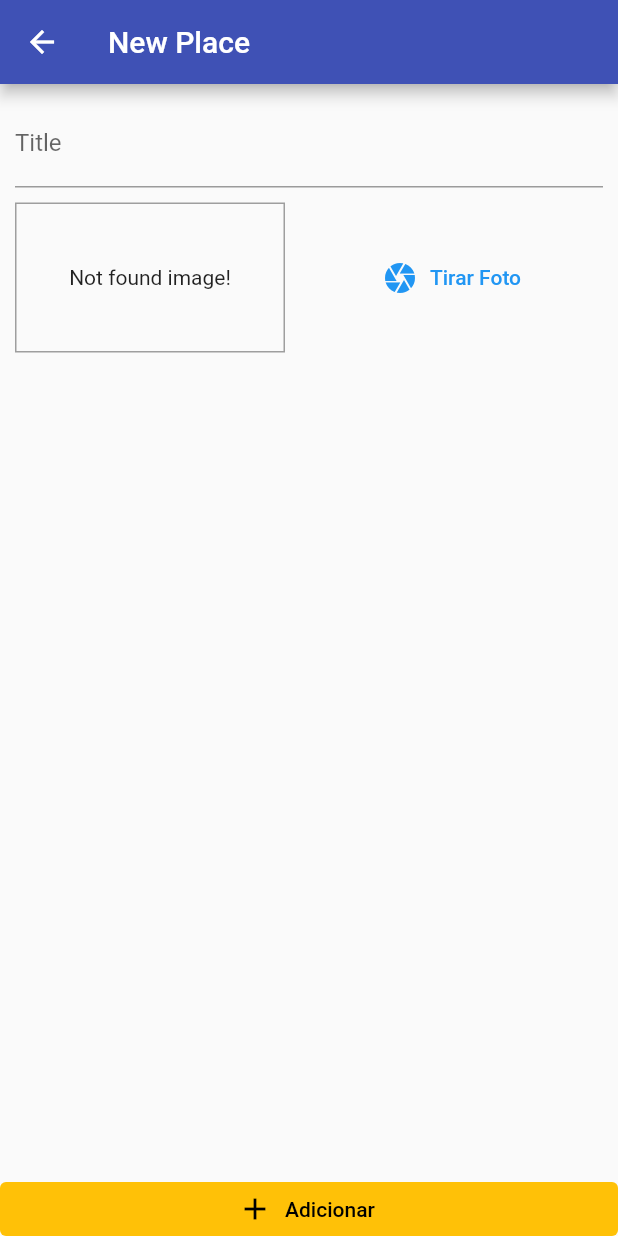
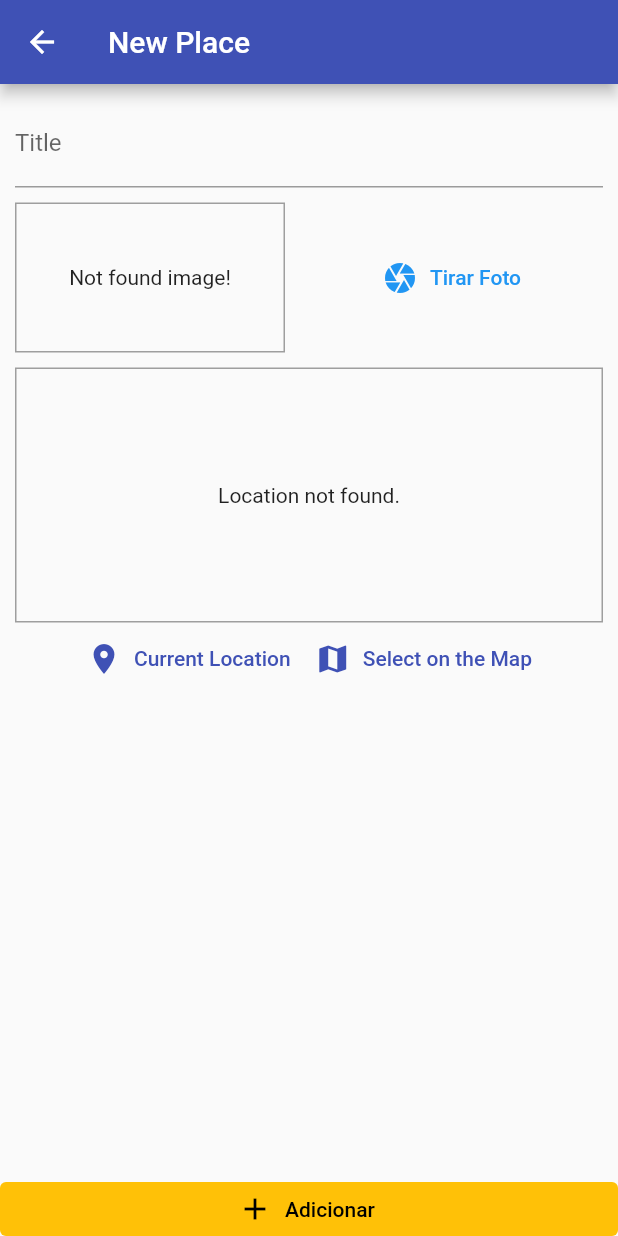
Before and after one commit to Uriel-David/Estudos_Dart-Flutter, a Flutter app: the screen it shows after launch, after a tap on the "add" icon, on a phone screen of 412 x 824 dp. Run offline on Flutter 3.47's test engine with Material 2 defaults, Android fonts, the light colour scheme and no system bars; our stand-ins replace flutter_dotenv, image_picker, location, shared_preferences, sqflite; accounts and stored records are empty.

Commit message:
feat: add google maps and sqlite

```diff
--- a/great_places/lib/main.dart
+++ b/great_places/lib/main.dart
@@ -1,11 +1,13 @@
 import 'package:flutter/material.dart';
+import 'package:flutter_dotenv/flutter_dotenv.dart';
 import 'package:great_places/providers/great_places.dart';
 import 'package:great_places/screens/place_form_screen.dart';
 import 'package:great_places/screens/places_list.screen.dart';
 import 'package:great_places/utils/app_routes.dart';
 import 'package:provider/provider.dart';
 
-void main() {
+Future<void> main() async {
+  await dotenv.load();
   runApp(const MyApp());
 }
 
--- a/great_places/lib/providers/great_places.dart
+++ b/great_places/lib/providers/great_places.dart
@@ -2,9 +2,25 @@ import 'dart:io';
 import 'dart:math';
 import 'package:flutter/material.dart';
 import 'package:great_places/models/place.dart';
+import 'package:great_places/utils/db_util.dart';
 
 class GreatPlaces with ChangeNotifier {
-  final List<Place> _items = [];
+  List<Place> _items = [];
+
+  Future<void> loadPlaces() async {
+    final dataList = await DbUtil.getData('places');
+    _items = dataList
+        .map(
+          (item) => Place(
+            id: item['id'],
+            title: item['title'],
+            location: PlaceLocation(latitude: 0.000, longitude: 0.000),
+            image: File(item['image']),
+          ),
+        )
+        .toList();
+    notifyListeners();
+  }
 
   List<Place> get items {
     return [..._items];
@@ -27,6 +43,11 @@ class GreatPlaces with ChangeNotifier {
     );
 
     _items.add(newPlace);
+    DbUtil.insert('places', {
+      'id': newPlace.id,
+      'title': newPlace.title,
+      'image': newPlace.image.path,
+    });
     notifyListeners();
   }
 }
--- a/great_places/lib/screens/place_form_screen.dart
+++ b/great_places/lib/screens/place_form_screen.dart
@@ -1,8 +1,9 @@
+// ignore_for_file: import_of_legacy_library_into_null_safe
 import 'dart:io';
-
 import 'package:flutter/material.dart';
 import 'package:great_places/providers/great_places.dart';
 import 'package:great_places/widgets/image_input.dart';
+import 'package:great_places/widgets/location_input.dart';
 import 'package:provider/provider.dart';
 
 class PlaceFormScreen extends StatefulWidget {
@@ -54,6 +55,8 @@ class _PlaceFormScreenState extends State<PlaceFormScreen> {
                     ),
                     const SizedBox(height: 10),
                     ImageInput(_selectedImage),
+                    const SizedBox(height: 10),
+                    const LocationInput(),
                   ],
                 ),
               ),
--- a/great_places/lib/screens/places_list.screen.dart
+++ b/great_places/lib/screens/places_list.screen.dart
@@ -1,4 +1,3 @@
-// ignore_for_file: import_of_legacy_library_into_null_safe
 import 'package:flutter/material.dart';
 import 'package:great_places/providers/great_places.dart';
 import 'package:great_places/utils/app_routes.dart';
@@ -21,15 +20,23 @@ class PlacesListScreen extends StatelessWidget {
           ),
         ],
       ),
-      body: Consumer<GreatPlaces>(
-        builder: (ctx, greatPlaces, child) => greatPlaces.itemsCounts == 0
-            ? child
+      body: FutureBuilder(
+        future: Provider.of<GreatPlaces>(context, listen: false).loadPlaces(),
+        builder: (ctx, snapshot) => snapshot.connectionState ==
+                ConnectionState.waiting
+            ? const Center(
+                child: CircularProgressIndicator(),
+              )
+            : Consumer<GreatPlaces>(
+                builder: (ctx, greatPlaces, child) => greatPlaces.itemsCounts ==
+                        0
+                    ? child!
                     : ListView.builder(
                         itemCount: greatPlaces.itemsCounts,
                         itemBuilder: (ctx, index) => ListTile(
                           leading: CircleAvatar(
-                    backgroundImage:
-                        FileImage(greatPlaces.getItemByIndex(index).image),
+                            backgroundImage: FileImage(
+                                greatPlaces.getItemByIndex(index).image),
                           ),
                           title: Text(greatPlaces.getItemByIndex(index).title),
                           onTap: () {},
@@ -39,6 +46,7 @@ class PlacesListScreen extends StatelessWidget {
                   child: Text('Not found locations!'),
                 ),
               ),
+      ),
     );
   }
 }
--- /dev/null
+++ b/great_places/lib/utils/db_util.dart
@@ -0,0 +1,28 @@
+// ignore_for_file: import_of_legacy_library_into_null_safe
+import 'package:sqflite/sqflite.dart' as sql;
+import 'package:path/path.dart' as path;
+
+class DbUtil {
+  static Future<sql.Database> database() async {
+    final dbPath = await sql.getDatabasesPath();
+    return sql.openDatabase(path.join(dbPath, 'places.db'),
+        onCreate: (db, version) {
+      return db.execute(
+          'CREATE TABLE places (id TEXT PRIMARY KEY, title TEXT, image TEXT)');
+    }, version: 1);
+  }
+
+  static Future<void> insert(String table, Map<String, Object> data) async {
+    final db = await DbUtil.database();
+    await db.insert(
+      table,
+      data,
+      conflictAlgorithm: sql.ConflictAlgorithm.replace,
+    );
+  }
+
+  static Future<List<Map<String, dynamic>>> getData(String table) async {
+    final db = await DbUtil.database();
+    return db.query(table);
+  }
+}
--- /dev/null
+++ b/great_places/lib/utils/location_util.dart
@@ -0,0 +1,10 @@
+import 'package:flutter_dotenv/flutter_dotenv.dart';
+
+class LocationUtil {
+  static String generateLocationPreviewImage({
+    required double latitude,
+    required double longitude,
+  }) {
+    return 'https://maps.googleapis.com/maps/api/staticmap?center=$latitude,$longitude&zoom=13&size=600x300&maptype=roadmap&markers=color:red%7Clabel:A%7C$latitude,$longitude&key=${dotenv.env['GOOGLE_API_TOKEN']}';
+  }
+}
--- a/great_places/lib/widgets/image_input.dart
+++ b/great_places/lib/widgets/image_input.dart
@@ -1,3 +1,4 @@
+// ignore_for_file: unnecessary_null_comparison
 import 'dart:io';
 import 'package:flutter/material.dart';
 import 'package:image_picker/image_picker.dart';
--- /dev/null
+++ b/great_places/lib/widgets/location_input.dart
@@ -0,0 +1,68 @@
+// ignore_for_file: unnecessary_null_comparison
+import 'package:flutter/material.dart';
+import 'package:great_places/utils/location_util.dart';
+import 'package:location/location.dart';
+
+class LocationInput extends StatefulWidget {
+  const LocationInput({super.key});
+
+  @override
+  State<LocationInput> createState() => _LocationInputState();
+}
+
+class _LocationInputState extends State<LocationInput> {
+  String? previewImageUrl;
+
+  Future<void> getCurrentUserLocation() async {
+    final locationData = await Location().getLocation();
+
+    if (locationData.latitude == null || locationData.longitude == null) {
+      return;
+    }
+
+    final staticMapImageUrl = LocationUtil.generateLocationPreviewImage(
+        latitude: locationData.latitude!, longitude: locationData.longitude!);
+
+    setState(() {
+      previewImageUrl = staticMapImageUrl;
+    });
+  }
+
+  @override
+  Widget build(BuildContext context) {
+    return Column(
+      children: <Widget>[
+        Container(
+          height: 170,
+          width: double.infinity,
+          alignment: Alignment.center,
+          decoration: BoxDecoration(
+            border: Border.all(width: 1, color: Colors.grey),
+          ),
+          child: previewImageUrl == null
+              ? const Text('Location not found.')
+              : Image.network(
+                  previewImageUrl!,
+                  fit: BoxFit.cover,
+                  width: double.infinity,
+                ),
+        ),
+        Row(
+          mainAxisAlignment: MainAxisAlignment.center,
+          children: <Widget>[
+            TextButton.icon(
+              onPressed: getCurrentUserLocation,
+              icon: const Icon(Icons.location_on),
+              label: const Text('Current Location'),
+            ),
+            TextButton.icon(
+              onPressed: () {},
+              icon: const Icon(Icons.map),
+              label: const Text('Select on the Map'),
+            ),
+          ],
+        ),
+      ],
+    );
+  }
+}
```
Also changed, not shown: great_places/pubspec.yaml (+9 -5 lines), 6 other files. Lines whose indentation alone changed are shown as unchanged.
